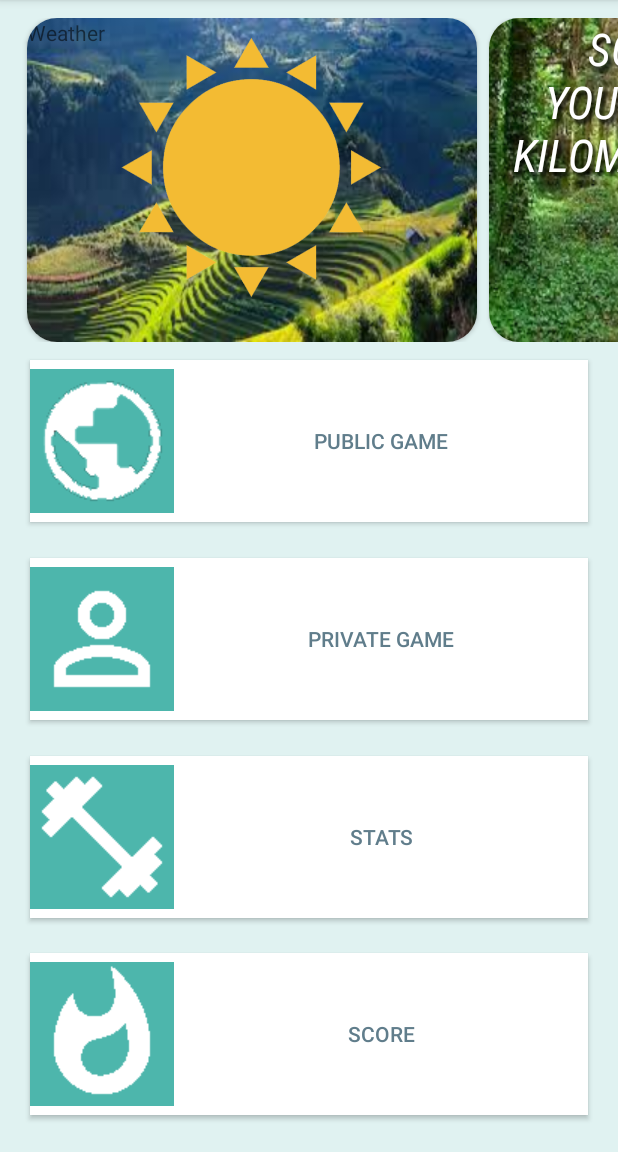
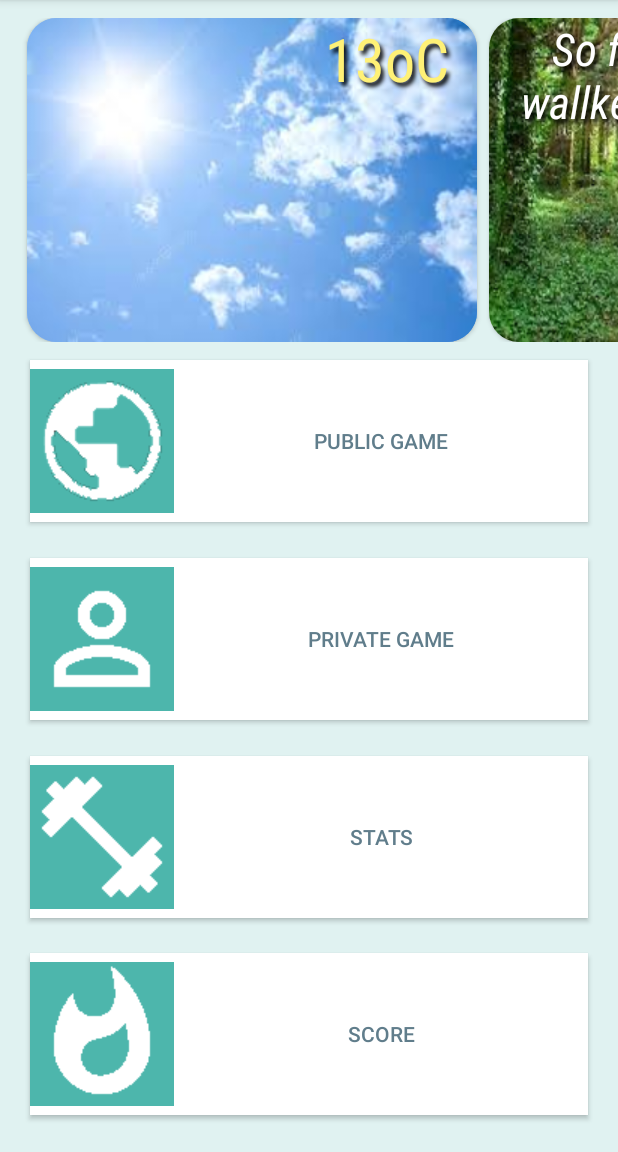
Before and after one commit to kellyj40/android_flag_capture, an Android app: the screen it shows after launch (HomePage), on a phone screen of 412 x 824 dp, the part 84-1236 px from its top. Run offline under Robolectric (Android 15) with nearby library versions, the phone set to English and light mode, and no system bars.

Commit message:
updating weather

```diff
--- a/MapsandLocation/app/src/main/java/com/joekelly/mapsandlocation/HomePage.java
+++ b/MapsandLocation/app/src/main/java/com/joekelly/mapsandlocation/HomePage.java
@@ -16,6 +16,8 @@ import android.widget.Toast;
 import com.google.android.gms.common.ConnectionResult;
 import com.google.android.gms.common.api.GoogleApiClient;
 import com.google.android.gms.location.LocationServices;
+
+import org.json.JSONObject;
 
 public class HomePage extends AppCompatActivity implements GoogleApiClient.ConnectionCallbacks,
         GoogleApiClient.OnConnectionFailedListener {
@@ -52,9 +54,8 @@ public class HomePage extends AppCompatActivity implements GoogleApiClient.Conne
         stepObject.initialiseStepSensor(this);
 
         myDb = new Databasehelperclass(this);
-//        new Thread(){
-//        final JSONObject weather = GetWeather.getJSON(this, "Dublin, IE");
-//    };
+
+        final JSONObject weather = GetWeather.getJSON(this, "Dublin, IE");
 //        Toast.makeText(this, weather.toString(), Toast.LENGTH_LONG).show();
 
     }
--- a/MapsandLocation/app/src/main/res/layout/scroll.xml
+++ b/MapsandLocation/app/src/main/res/layout/scroll.xml
@@ -25,13 +25,36 @@
 
             <TextView
                 android:layout_width="match_parent"
-                android:text="Weather"
-                android:background="@drawable/scenery"
-                android:layout_height="match_parent" />
-            <ImageView
+                android:layout_height="match_parent"
+                android:background="@drawable/sunny"
+                android:fontFamily="sans-serif-condensed"
+                android:shadowColor="#000000"
+                android:shadowDx="3"
+                android:shadowDy="4"
+                android:shadowRadius="3"
+                android:text="13oC  "
+                android:textAlignment="textEnd"
+                android:textColor="@android:color/white"
+                android:textSize="40dp"
+                android:gravity="end" />
+            <TextView
                 android:layout_width="match_parent"
                 android:layout_height="match_parent"
-                android:src="@drawable/sun"/>
+                android:background="@drawable/sunny"
+                android:fontFamily="sans-serif-condensed"
+                android:shadowColor="#000000"
+                android:shadowDx="3"
+                android:shadowDy="4"
+                android:shadowRadius="3"
+                android:text="13oC  "
+                android:textAlignment="textEnd"
+                android:textColor="@color/yellow"
+                android:textSize="40dp"
+                android:gravity="end" />
+            <!--<ImageView-->
+                <!--android:layout_width="match_parent"-->
+                <!--android:layout_height="match_parent"-->
+                <!--android:src="@drawable/sun"/>-->
 
 
 
@@ -58,7 +81,6 @@
             android:shadowRadius="3"
             android:text="So far today you've wallked 2 Kilometeres, Keep it up!"
             android:textAlignment="center"
-            android:textAllCaps="true"
             android:textColor="@android:color/white"
             android:textSize="30dp"
             android:textStyle="italic" />
--- a/MapsandLocation/app/src/main/res/values/colors.xml
+++ b/MapsandLocation/app/src/main/res/values/colors.xml
@@ -9,5 +9,6 @@
     <color name="darkTeal">#26A69A</color>
     <color name="teal_tint">#E0F2F1</color>
     <color name="gray">#607D8B</color>
+    <color name="yellow">#FFF176</color>
 
 </resources>
```
Also changed, not shown: MapsandLocation/app/src/main/res/drawable/sunny.jpg (added).
